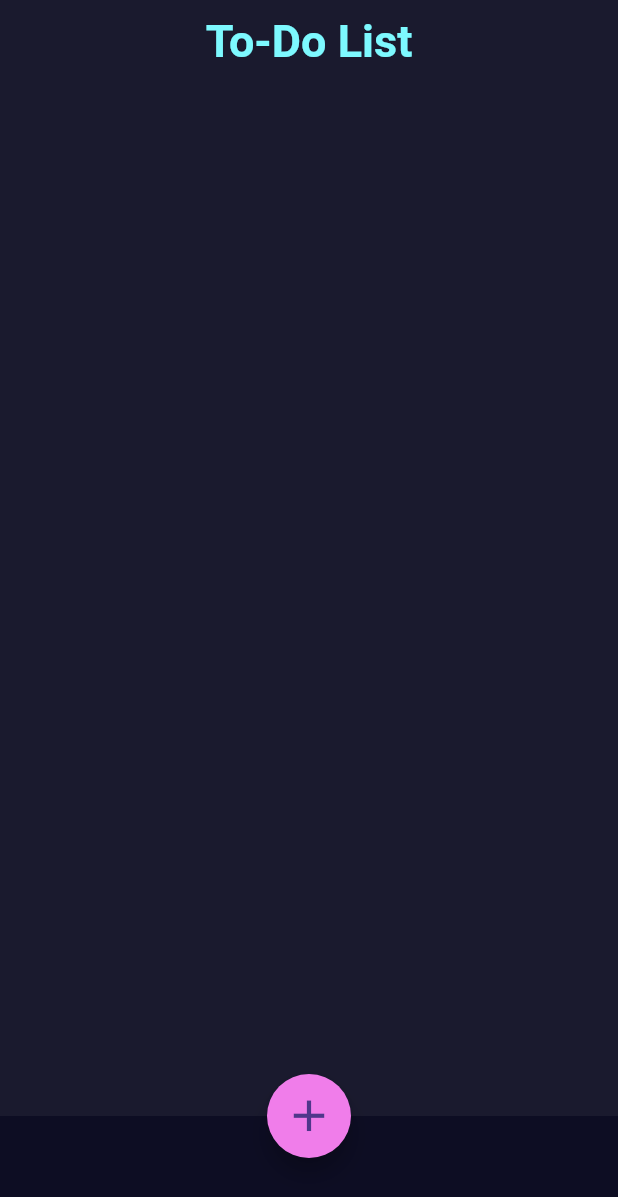
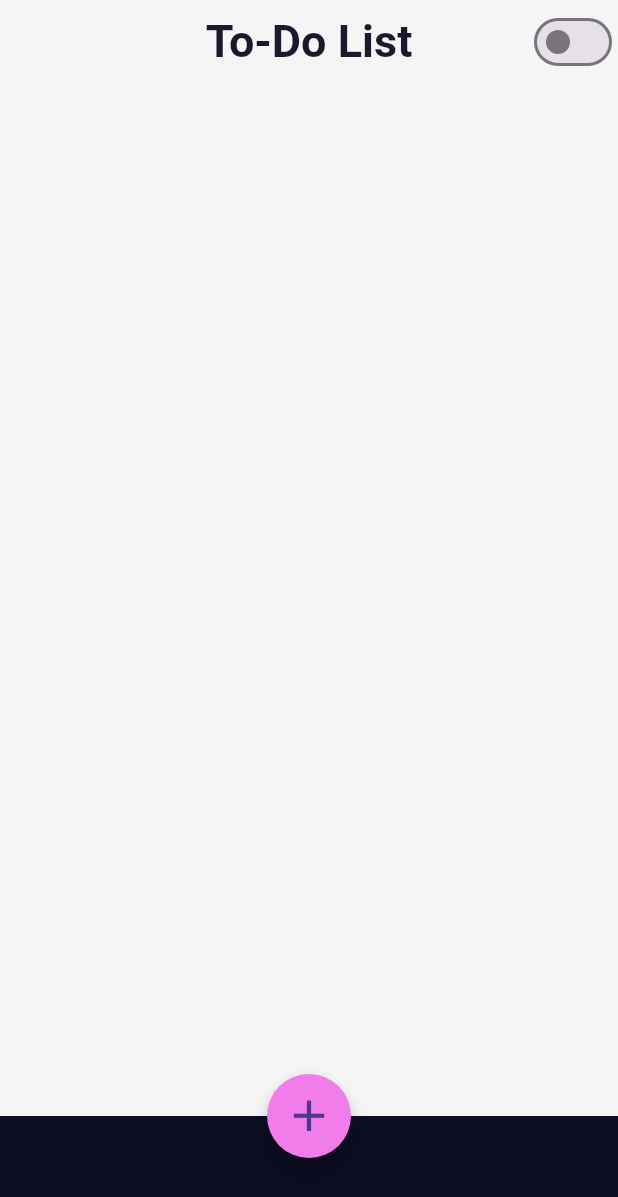
Before and after one commit to ArfanAnulal/To-Do-App, a Flutter app: the screen it shows after launch, on a phone screen of 412 x 824 dp. Shown: the top 1197 px of the screen. Run offline on Flutter 3.47's test engine with Material 3 defaults, Android fonts, the phone set to English and light mode, and no system bars; our stand-ins replace flutter_riverpod.

Commit message:
finished darkmode

```diff
--- a/lib/main.dart
+++ b/lib/main.dart
@@ -1,20 +1,29 @@
 import 'package:flutter/material.dart';
 import 'package:flutter_riverpod/flutter_riverpod.dart';
 import 'package:todo_app/pages/home.dart';
+import 'package:todo_app/providers/todo_provider.dart';
 import 'package:todo_app/theme/themes.dart';
+
+
+
 
 void main() {
   runApp(ProviderScope(child: const MyApp()) );
 }
 
-class MyApp extends StatelessWidget {
+class MyApp extends ConsumerWidget {
   const MyApp({super.key});
 
+
   @override
-  Widget build(BuildContext context) {
+  Widget build(BuildContext context, WidgetRef ref) {
+
+    final modes = ref.watch(modeNotifierProvider);
     return MaterialApp(
       title: 'To-Do List',
-      theme: AppTheme.darkMode,
+      theme: AppTheme.lightMode,
+      darkTheme: AppTheme.darkMode,
+      themeMode: modes? ThemeMode.dark: ThemeMode.light,
       debugShowCheckedModeBanner: false,
       home: MyHome(),
     );
--- a/lib/pages/home.dart
+++ b/lib/pages/home.dart
@@ -1,14 +1,10 @@
 import 'package:flutter/material.dart';
 import 'package:flutter_riverpod/flutter_riverpod.dart';
-import 'package:todo_app/models/todo.dart';
 import 'package:todo_app/providers/todo_provider.dart';
 import 'package:todo_app/theme/themes.dart';
 
 class MyHome extends ConsumerWidget {
-  MyHome({super.key});
-  final todoListProvider = NotifierProvider<TodoListNotifier, List<Todo>>(
-    TodoListNotifier.new,
-  );
+  const MyHome({super.key});
 
   @override
   Widget build(BuildContext context, WidgetRef ref) {
@@ -58,11 +54,17 @@ class MyHome extends ConsumerWidget {
       );
     }
 
+
     final todos = ref.watch(todoListProvider);
+    final modes = ref.watch(modeNotifierProvider);
     return Scaffold(
       appBar: AppBar(
         title: Text('To-Do List', style: AppTextTheme.appBarText),
         centerTitle: true,
+        actions: [Switch(value: modes, onChanged: (bool value){
+          ref.read(modeNotifierProvider.notifier).toggleMode();
+
+        }, activeColor: AppTheme.primaryAccent,)],
       ),
       body: ListView.builder(
         padding: const EdgeInsets.all(16),
@@ -70,7 +72,6 @@ class MyHome extends ConsumerWidget {
         itemBuilder: (context, index) {
           final todo = todos[index];
           return Card(
-            color: AppTheme.cardBackgroundColor,
             shape: AppTheme.cardShape,
             margin: const EdgeInsets.symmetric(vertical: 4, horizontal: 8),
             child: ListTile(
--- a/lib/providers/todo_provider.dart
+++ b/lib/providers/todo_provider.dart
@@ -26,3 +26,27 @@ class TodoListNotifier extends Notifier<List<Todo>> {
     state = List.from(state)..removeAt(index);
   }
 }
+
+final todoListProvider = NotifierProvider<TodoListNotifier, List<Todo>>(
+    TodoListNotifier.new,
+  );
+
+class ModeNotifier extends Notifier<bool>{
+  @override
+  bool build() {
+    return false;
+
+  }
+
+  void toggleMode(){
+    state = !state;
+  }
+
+
+
+
+
+}
+final modeNotifierProvider = NotifierProvider<ModeNotifier, bool>(
+    ModeNotifier.new,
+  );
--- a/lib/theme/themes.dart
+++ b/lib/theme/themes.dart
@@ -1,9 +1,9 @@
 import 'package:flutter/material.dart';
 
 class AppTheme{
-  static const Color appBackgroundColor = Color(0xFF1A1A2E);
-  static const Color secondaryColor = Color(0xFF7DF9FF);
-  static const Color cardBackgroundColor = Color(0xFF16213E);
+  static const Color darkappBackgroundColor = Color(0xFF1A1A2E);
+  static const Color darksecondaryColor = Color(0xFF7DF9FF);
+  static const Color darkcardBackgroundColor = Color(0xFF16213E);
   static const Color primaryAccent = Color(0xFFF07DEA);
   static  ShapeBorder cardShape = RoundedRectangleBorder(
               borderRadius: BorderRadius.circular(12),
@@ -11,24 +11,57 @@ class AppTheme{
 
 
   static final ThemeData darkMode = ThemeData(
-    primaryColor:appBackgroundColor,
+    primaryColor:darkappBackgroundColor,
     appBarTheme: const AppBarTheme(
-      backgroundColor: appBackgroundColor,
-      foregroundColor: secondaryColor ,
+      backgroundColor: darkappBackgroundColor,
+      foregroundColor: darksecondaryColor ,
     ),
-    scaffoldBackgroundColor: appBackgroundColor,
-    cardColor: cardBackgroundColor,
+    scaffoldBackgroundColor: darkappBackgroundColor,
+    cardColor: darkcardBackgroundColor,
     cardTheme: CardThemeData(
-      color: cardBackgroundColor,
+      color: darkcardBackgroundColor,
       shape: cardShape
     ),
     floatingActionButtonTheme: FloatingActionButtonThemeData(
       backgroundColor: primaryAccent
     ),
     checkboxTheme: CheckboxThemeData(
-      checkColor: WidgetStateProperty.all(appBackgroundColor),
-    )
+      checkColor: WidgetStateProperty.all(darkappBackgroundColor),
+    ),
   );
+
+  static const Color lightAppBackgroundColor = Color(0xFFF5F5F5); // light grey
+  static const Color lightSecondaryColor = Color(0xFF1A1A2E); // deep navy (same as dark bg, now as text)
+  static const Color lightCardBackgroundColor = Color(0xFFFFFFFF); // pure white
+
+  static final ThemeData lightMode = ThemeData(
+  brightness: Brightness.light,
+  primaryColor: lightAppBackgroundColor,
+  scaffoldBackgroundColor: lightAppBackgroundColor,
+
+  appBarTheme: const AppBarTheme(
+    backgroundColor: lightAppBackgroundColor,
+    foregroundColor: lightSecondaryColor,
+  ),
+
+  cardColor: lightCardBackgroundColor,
+
+  cardTheme: CardThemeData(
+    color: lightCardBackgroundColor,
+    shape: RoundedRectangleBorder(
+      borderRadius: BorderRadius.circular(12),
+    ),
+  ),
+
+  floatingActionButtonTheme: const FloatingActionButtonThemeData(
+    backgroundColor: primaryAccent,
+  ),
+
+  checkboxTheme: CheckboxThemeData(
+    checkColor: WidgetStateProperty.all(lightAppBackgroundColor),
+  ),
+);
+
 }
 
 class AppTextTheme{
```
Also changed, not shown: 1 other file.
